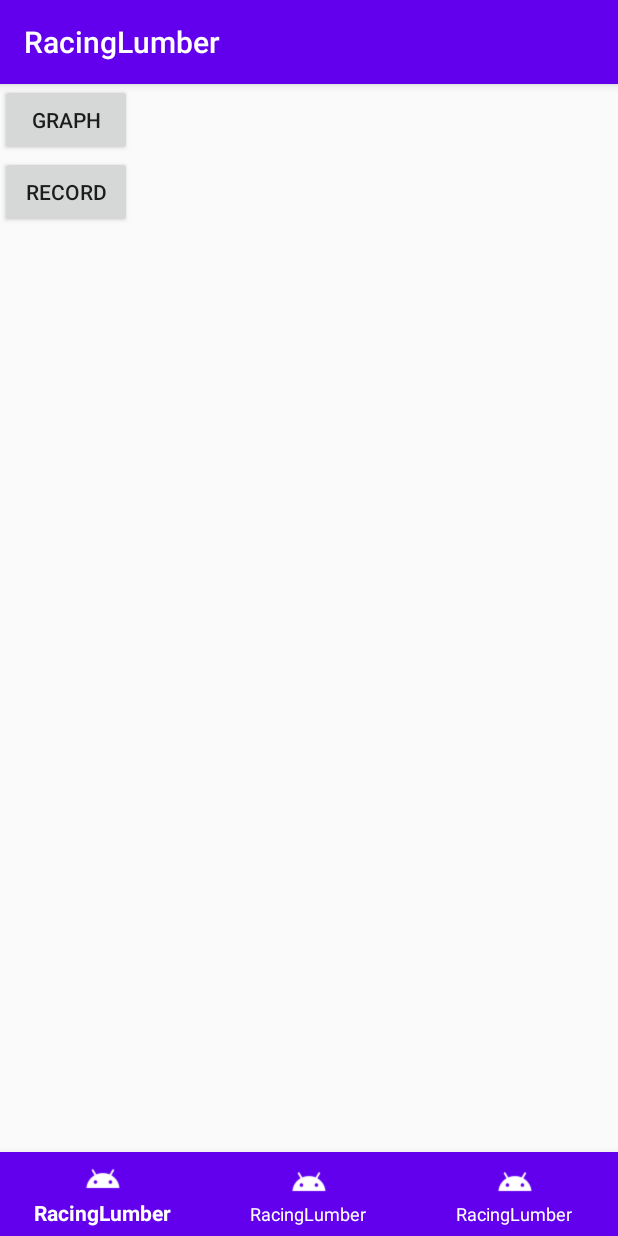
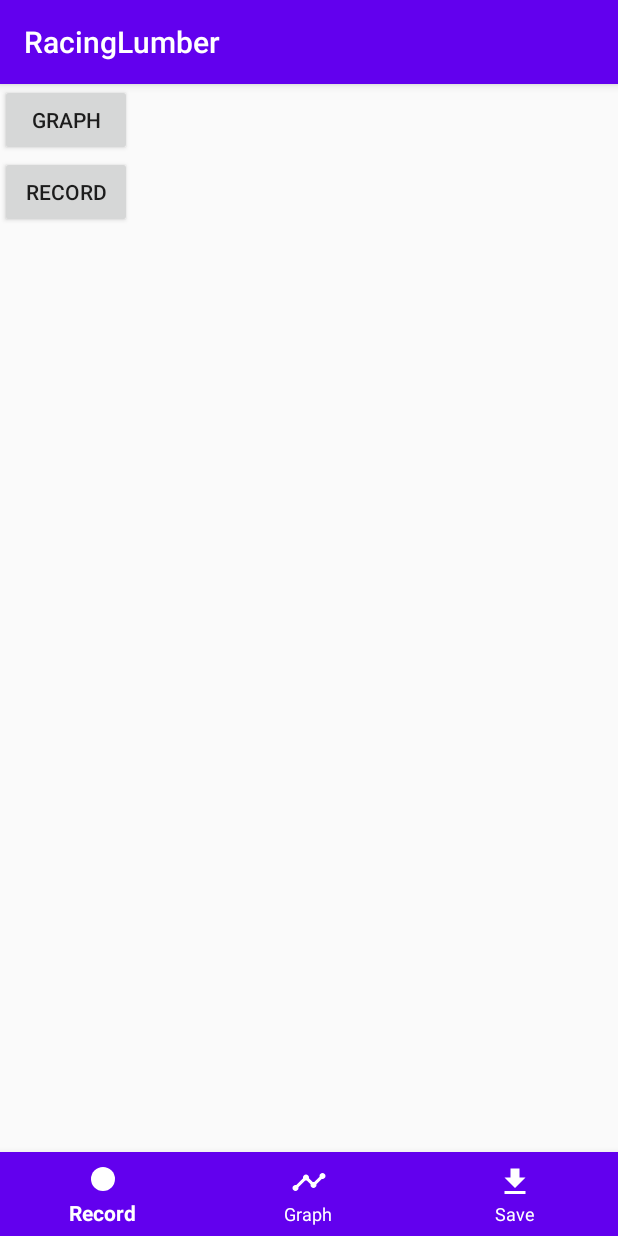
Before and after one commit to ETS-Android1/RacingLumber, an Android app: the screen it shows after launch (MainActivity), on a phone screen of 412 x 824 dp. Run offline under Robolectric (Android 15) with nearby library versions, the phone set to English and light mode, and no system bars.

Commit message:
Bottom navigation with icons complete

```diff
--- /dev/null
+++ b/app/src/main/res/drawable/ic_fiber_manual_record_black_24dp.xml
@@ -0,0 +1,9 @@
+<vector xmlns:android="http://schemas.android.com/apk/res/android"
+        android:width="24dp"
+        android:height="24dp"
+        android:viewportWidth="24.0"
+        android:viewportHeight="24.0">
+    <path
+        android:pathData="M12,12m-8,0a8,8 0,1 1,16 0a8,8 0,1 1,-16 0"
+        android:fillColor="#010101"/>
+</vector>
--- /dev/null
+++ b/app/src/main/res/drawable/ic_file_download_black_24dp.xml
@@ -0,0 +1,9 @@
+<vector xmlns:android="http://schemas.android.com/apk/res/android"
+        android:width="24dp"
+        android:height="24dp"
+        android:viewportWidth="24.0"
+        android:viewportHeight="24.0">
+    <path
+        android:fillColor="#FF000000"
+        android:pathData="M19,9h-4V3H9v6H5l7,7 7,-7zM5,18v2h14v-2H5z"/>
+</vector>
--- /dev/null
+++ b/app/src/main/res/drawable/ic_timeline_black_24dp.xml
@@ -0,0 +1,9 @@
+<vector xmlns:android="http://schemas.android.com/apk/res/android"
+        android:width="24dp"
+        android:height="24dp"
+        android:viewportWidth="24.0"
+        android:viewportHeight="24.0">
+    <path
+        android:fillColor="#FF000000"
+        android:pathData="M23,8c0,1.1 -0.9,2 -2,2 -0.18,0 -0.35,-0.02 -0.51,-0.07l-3.56,3.55c0.05,0.16 0.07,0.34 0.07,0.52 0,1.1 -0.9,2 -2,2s-2,-0.9 -2,-2c0,-0.18 0.02,-0.36 0.07,-0.52l-2.55,-2.55c-0.16,0.05 -0.34,0.07 -0.52,0.07s-0.36,-0.02 -0.52,-0.07l-4.55,4.56c0.05,0.16 0.07,0.33 0.07,0.51 0,1.1 -0.9,2 -2,2s-2,-0.9 -2,-2 0.9,-2 2,-2c0.18,0 0.35,0.02 0.51,0.07l4.56,-4.55C8.02,9.36 8,9.18 8,9c0,-1.1 0.9,-2 2,-2s2,0.9 2,2c0,0.18 -0.02,0.36 -0.07,0.52l2.55,2.55c0.16,-0.05 0.34,-0.07 0.52,-0.07s0.36,0.02 0.52,0.07l3.55,-3.56C19.02,8.35 19,8.18 19,8c0,-1.1 0.9,-2 2,-2s2,0.9 2,2z"/>
+</vector>
--- a/app/src/main/res/menu/bottom_navigation.xml
+++ b/app/src/main/res/menu/bottom_navigation.xml
@@ -4,19 +4,19 @@
 <item
     android:id="@+id/action_favorites"
     android:enabled="true"
-    android:icon="@drawable/example_icon"
-    android:title="@string/app_name"
+    android:icon="@drawable/ic_fiber_manual_record_black_24dp"
+    android:title="@string/bottom_nav_record"
     app:showAsAction="ifRoom" />
 <item
     android:id="@+id/action_schedules"
     android:enabled="true"
-    android:icon="@drawable/example_icon"
-    android:title="@string/app_name"
+    android:icon="@drawable/ic_timeline_black_24dp"
+    android:title="@string/bottom_nav_graph"
     app:showAsAction="ifRoom" />
 <item
     android:id="@+id/action_music"
     android:enabled="true"
-    android:icon="@drawable/example_icon"
-    android:title="@string/app_name"
+    android:icon="@drawable/ic_file_download_black_24dp"
+    android:title="@string/bottom_nav_save"
     app:showAsAction="ifRoom" />
 </menu>
--- a/app/src/main/res/values/strings.xml
+++ b/app/src/main/res/values/strings.xml
@@ -1,3 +1,6 @@
 <resources>
     <string name="app_name">RacingLumber</string>
+    <string name="bottom_nav_record">Record</string>
+    <string name="bottom_nav_graph">Graph</string>
+    <string name="bottom_nav_save">Save</string>
 </resources>
```
Also changed, not shown: app/src/main/res/drawable/example_icon.png (deleted).
